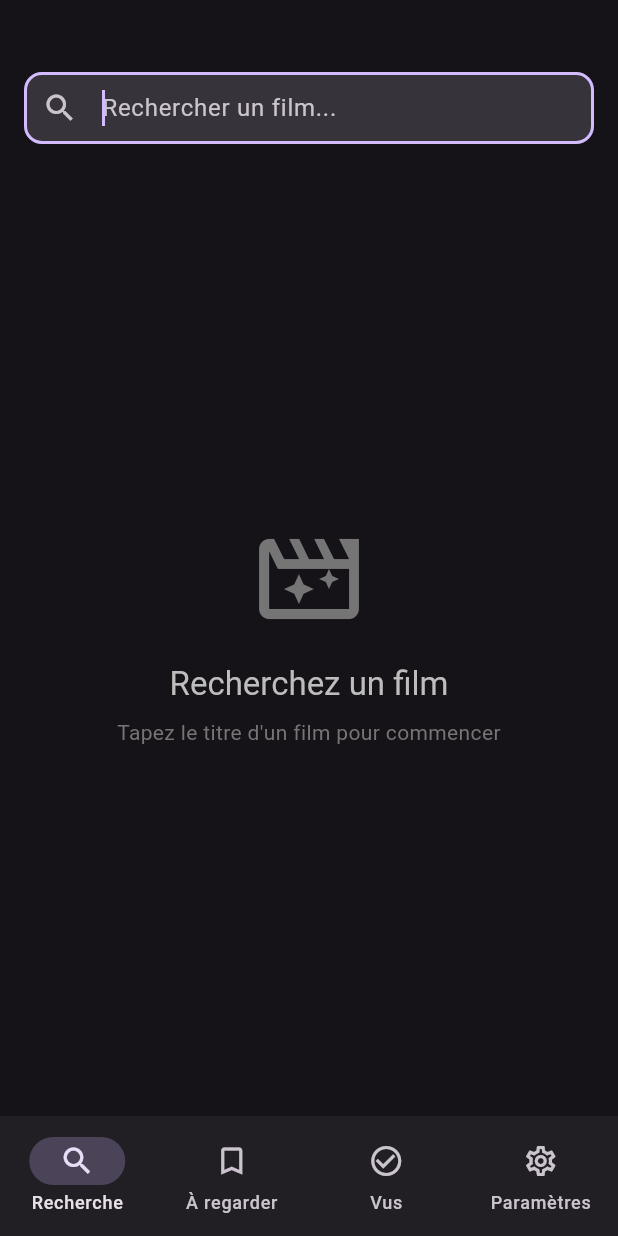
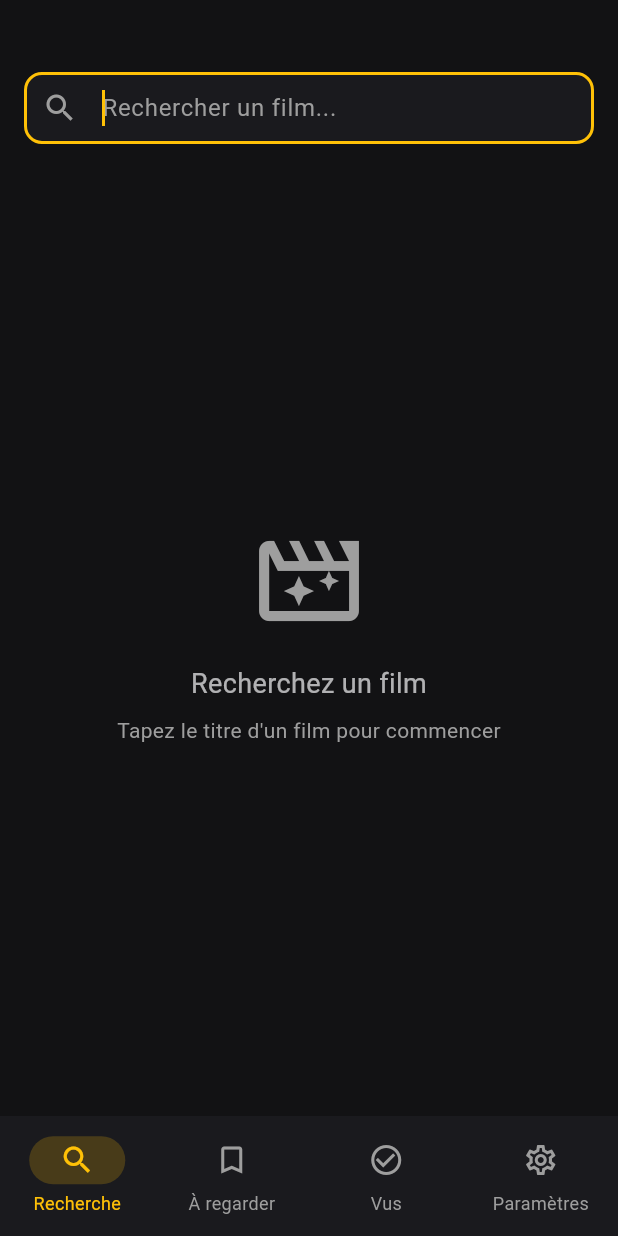
Before and after one commit to Tahlasandale/PopCornList, a Flutter app: the screen it shows after launch, on a phone screen of 412 x 824 dp. Run offline on Flutter 3.47's test engine with Material 3 defaults, Android fonts, the phone set to English and light mode, and no system bars; our stand-ins replace csv, dio, file_picker, hive, hive_flutter, share_plus; accounts and stored records are empty.

Commit message:
Apply DirectionArtistique.md theme: onyx/projecteur/popcorn/siege/ecran/ticket palette

```diff
--- a/lib/config/theme.dart
+++ b/lib/config/theme.dart
@@ -1,12 +1,57 @@
 import 'package:flutter/material.dart';
+
+const Color onyx = Color(0xFF121214);
+const Color projecteur = Color(0xFF1A1A1E);
+const Color popcorn = Color(0xFFFFC107);
+const Color siege = Color(0xFFE53935);
+const Color ecran = Color(0xFFF5F5F7);
+const Color ticket = Color(0xFF9E9E9E);
 
 class AppTheme {
   static final darkTheme = ThemeData(
     brightness: Brightness.dark,
-    colorScheme: ColorScheme.fromSeed(
-      seedColor: Colors.deepPurple,
-      brightness: Brightness.dark,
+    useMaterial3: true,
+    scaffoldBackgroundColor: onyx,
+    cardColor: projecteur,
+
+    colorScheme: const ColorScheme.dark(
+      primary: popcorn,
+      secondary: siege,
+      surface: projecteur,
+      onPrimary: onyx,
+      onSecondary: ecran,
+      onSurface: ecran,
     ),
-    useMaterial3: true,
+
+    appBarTheme: const AppBarTheme(
+      backgroundColor: onyx,
+      foregroundColor: ecran,
+      surfaceTintColor: Colors.transparent,
+    ),
+
+    navigationBarTheme: NavigationBarThemeData(
+      backgroundColor: projecteur,
+      indicatorColor: popcorn.withValues(alpha: 0.2),
+      labelTextStyle: WidgetStateProperty.resolveWith((states) {
+        if (states.contains(WidgetState.selected)) {
+          return const TextStyle(color: popcorn, fontSize: 12);
+        }
+        return TextStyle(color: ticket, fontSize: 12);
+      }),
+      iconTheme: WidgetStateProperty.resolveWith((states) {
+        if (states.contains(WidgetState.selected)) {
+          return const IconThemeData(color: popcorn);
+        }
+        return const IconThemeData(color: ticket);
+      }),
+    ),
+
+    textTheme: const TextTheme(
+      titleLarge: TextStyle(color: ecran),
+      titleMedium: TextStyle(color: ecran),
+      bodyMedium: TextStyle(color: ecran),
+      bodySmall: TextStyle(color: ticket),
+      labelLarge: TextStyle(color: ecran),
+    ),
   );
 }
--- a/lib/screens/search_screen.dart
+++ b/lib/screens/search_screen.dart
@@ -3,9 +3,11 @@ import 'package:flutter/material.dart';
 import '../models/tmdb_movie.dart';
 import '../services/tmdb_service.dart';
 import '../services/film_filter.dart';
+import '../config/theme.dart';
 import '../widgets/movie_grid.dart';
 import '../widgets/empty_state.dart';
 import '../widgets/sort_bar.dart';
+import '../widgets/actor_filter.dart';
 import 'movie_detail_screen.dart';
 
 class SearchScreen extends StatefulWidget {
@@ -19,6 +21,7 @@ class _SearchScreenState extends State<SearchScreen> {
   final TmdbService _tmdbService = TmdbService();
   final TextEditingController _searchController = TextEditingController();
   List<TmdbMovie> _results = [];
+  List<String> _selectedActors = [];
   bool _isLoading = false;
   Timer? _debounce;
 
@@ -65,7 +68,31 @@ class _SearchScreenState extends State<SearchScreen> {
       movies: _results,
       sortBy: _sortBy,
       ascending: _ascending,
+      selectedActors: _selectedActors,
     );
+  }
+
+  List<String> get _allActors {
+    return _results
+        .expand((m) => m.actors)
+        .toSet()
+        .where((a) => a.isNotEmpty)
+        .toList()
+      ..sort();
+  }
+
+  Future<void> _openActorFilter() async {
+    final result = await showModalBottomSheet<List<String>>(
+      context: context,
+      isScrollControlled: true,
+      builder: (_) => ActorFilterSheet(
+        allActors: _allActors,
+        selectedActors: _selectedActors,
+      ),
+    );
+    if (result != null) {
+      setState(() => _selectedActors = result);
+    }
   }
 
   void _openDetail(TmdbMovie movie) {
@@ -78,6 +105,7 @@ class _SearchScreenState extends State<SearchScreen> {
   @override
   Widget build(BuildContext context) {
     final hasResults = _results.isNotEmpty;
+    final hasActorFilter = _selectedActors.isNotEmpty;
 
     return Column(
       children: [
@@ -89,10 +117,11 @@ class _SearchScreenState extends State<SearchScreen> {
               autofocus: true,
               decoration: InputDecoration(
                 hintText: 'Rechercher un film...',
-              prefixIcon: const Icon(Icons.search),
+                hintStyle: const TextStyle(color: ticket),
+                prefixIcon: const Icon(Icons.search, color: ticket),
                 suffixIcon: _searchController.text.isNotEmpty
                     ? IconButton(
-                      icon: const Icon(Icons.clear),
+                        icon: const Icon(Icons.clear, color: ticket),
                         onPressed: () {
                           _searchController.clear();
                           _onSearchChanged('');
@@ -101,17 +130,59 @@ class _SearchScreenState extends State<SearchScreen> {
                     : null,
                 border: OutlineInputBorder(borderRadius: BorderRadius.circular(12)),
                 filled: true,
+                fillColor: projecteur,
                 contentPadding: const EdgeInsets.symmetric(horizontal: 16, vertical: 12),
               ),
             ),
           ),
-        if (hasResults)
-          SortBar(
+        if (hasResults) ...[
+          Row(
+            children: [
+              Expanded(child: SortBar(
                 currentSort: _sortBy,
                 ascending: _ascending,
                 onSortChanged: (v) => setState(() => _sortBy = v),
                 onOrderChanged: () => setState(() => _ascending = !_ascending),
+              )),
+              Padding(
+                padding: const EdgeInsets.only(right: 8),
+                child: IconButton(
+                  icon: Badge(
+                    isLabelVisible: hasActorFilter,
+                    label: Text('${_selectedActors.length}'),
+                    child: const Icon(Icons.person_search),
                   ),
+                  onPressed: _openActorFilter,
+                  tooltip: 'Filtrer par acteur',
+                ),
+              ),
+            ],
+          ),
+          if (hasActorFilter)
+            Padding(
+              padding: const EdgeInsets.symmetric(horizontal: 16),
+              child: SizedBox(
+                height: 32,
+                child: ListView(
+                  scrollDirection: Axis.horizontal,
+                  children: _selectedActors
+                      .map((a) => Padding(
+                            padding: const EdgeInsets.only(right: 6),
+                            child: Chip(
+                              label: Text(a, style: const TextStyle(fontSize: 12)),
+                              deleteIcon: const Icon(Icons.close, size: 14),
+                              onDeleted: () {
+                                setState(() => _selectedActors.remove(a));
+                              },
+                              materialTapTargetSize: MaterialTapTargetSize.shrinkWrap,
+                              visualDensity: VisualDensity.compact,
+                            ),
+                          ))
+                      .toList(),
+                ),
+              ),
+            ),
+        ],
         Expanded(
           child: _isLoading
               ? const Center(child: CircularProgressIndicator())
--- a/lib/widgets/empty_state.dart
+++ b/lib/widgets/empty_state.dart
@@ -1,4 +1,5 @@
 import 'package:flutter/material.dart';
+import '../config/theme.dart';
 
 class EmptyState extends StatelessWidget {
   final IconData icon;
@@ -20,18 +21,18 @@ class EmptyState extends StatelessWidget {
         child: Column(
           mainAxisSize: MainAxisSize.min,
           children: [
-            Icon(icon, size: 80, color: Colors.grey[600]),
+            Icon(icon, size: 80, color: ticket),
             const SizedBox(height: 16),
             Text(
               title,
-              style: Theme.of(context).textTheme.titleLarge?.copyWith(color: Colors.grey[400]),
+              style: TextStyle(fontSize: 18, color: ecran.withValues(alpha: 0.7)),
               textAlign: TextAlign.center,
             ),
             if (subtitle.isNotEmpty) ...[
               const SizedBox(height: 8),
               Text(
                 subtitle,
-                style: Theme.of(context).textTheme.bodyMedium?.copyWith(color: Colors.grey[600]),
+                style: const TextStyle(color: ticket),
                 textAlign: TextAlign.center,
               ),
             ],
```
Also changed, not shown: lib/screens/list_screen.dart (+19 -4 lines), lib/screens/movie_detail_screen.dart (+32 -27 lines), lib/screens/settings_screen.dart (+12 -11 lines), lib/widgets/actor_filter.dart (+5 -5 lines), lib/widgets/movie_card.dart (+7 -6 lines), 1 other file. Lines whose indentation alone changed are shown as unchanged.
